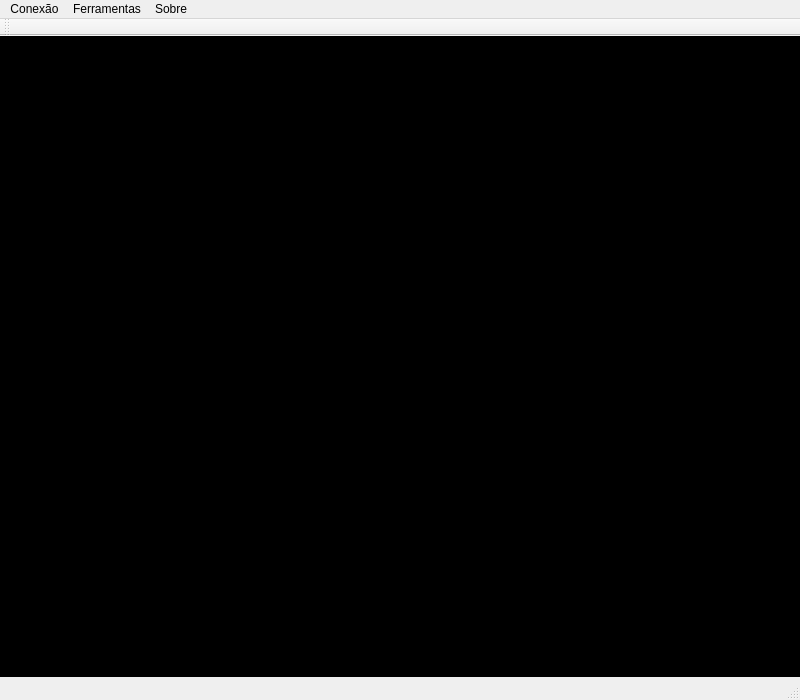
Above: PdTermmainterminal.ui from ppsilv/PdTermV1 before the change. Below: the same form after it.
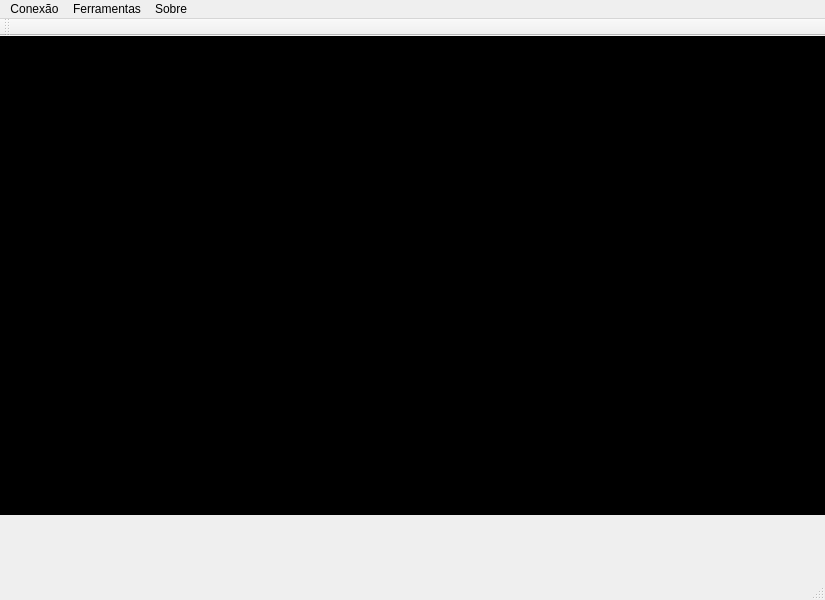
That is the form after the change. Icons and pictures are not drawn.

Patch:
```diff
--- a/PdTermmainterminal.ui
+++ b/PdTermmainterminal.ui
@@ -6,8 +6,8 @@
    <rect>
     <x>0</x>
     <y>0</y>
-    <width>800</width>
-    <height>700</height>
+    <width>825</width>
+    <height>600</height>
    </rect>
   </property>
   <property name="windowTitle">
@@ -35,9 +35,9 @@
     <property name="geometry">
      <rect>
       <x>0</x>
-      <y>0</y>
-      <width>801</width>
-      <height>641</height>
+      <y>-1</y>
+      <width>825</width>
+      <height>480</height>
      </rect>
     </property>
     <property name="autoFillBackground">
@@ -61,7 +61,7 @@
     <rect>
      <x>0</x>
      <y>0</y>
-     <width>800</width>
+     <width>825</width>
      <height>23</height>
     </rect>
    </property>
```
Left out of the diff: 6 changed lines with no effect on the pictures.
